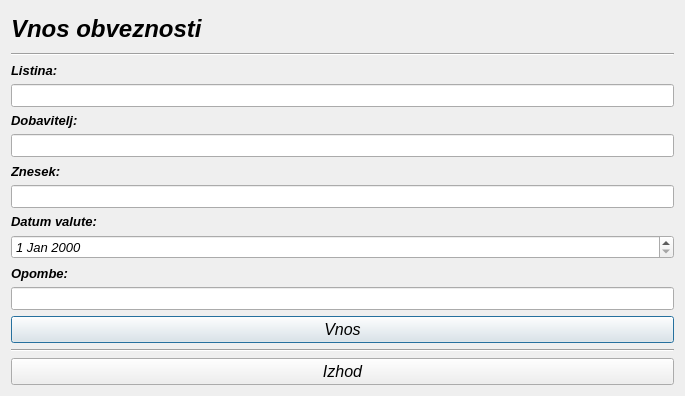
MaxMaxy/racun, file vnosobveznosti.ui: the form before one commit.
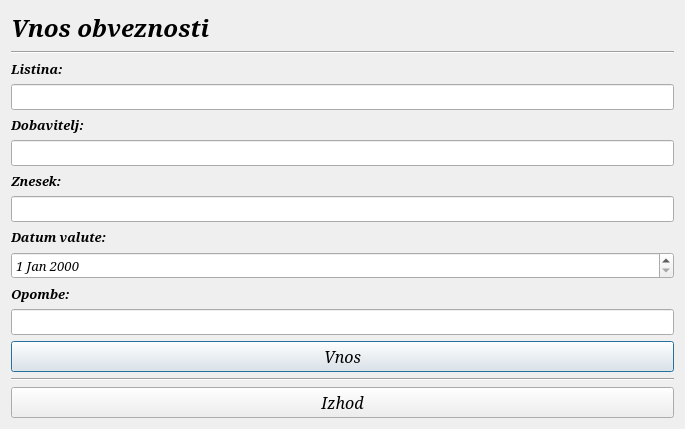
The form after the commit.

Diff of the .ui file:
```diff
--- a/vnosobveznosti.ui
+++ b/vnosobveznosti.ui
@@ -7,12 +7,12 @@
     <x>0</x>
     <y>0</y>
     <width>685</width>
-    <height>396</height>
+    <height>417</height>
    </rect>
   </property>
   <property name="font">
    <font>
-    <family>MS Sans Serif</family>
+    <family>Serif</family>
     <pointsize>10</pointsize>
     <italic>true</italic>
    </font>
@@ -27,7 +27,7 @@
       <widget class="QLabel" name="label">
        <property name="font">
         <font>
-         <family>MS Sans Serif</family>
+         <family>Serif</family>
          <pointsize>18</pointsize>
          <weight>75</weight>
          <italic>true</italic>
@@ -43,6 +43,7 @@
       <widget class="Line" name="line">
        <property name="font">
         <font>
+         <family>Serif</family>
          <italic>true</italic>
         </font>
        </property>
@@ -59,7 +60,7 @@
       <widget class="QLabel" name="label_2">
        <property name="font">
         <font>
-         <family>MS Sans Serif</family>
+         <family>Serif</family>
          <pointsize>10</pointsize>
          <weight>75</weight>
          <italic>true</italic>
@@ -78,7 +79,7 @@
       <widget class="QLineEdit" name="lineEdit_listina">
        <property name="font">
         <font>
-         <family>MS Sans Serif</family>
+         <family>Serif</family>
          <pointsize>10</pointsize>
          <italic>true</italic>
         </font>
@@ -93,7 +94,7 @@
       <widget class="QLabel" name="label_3">
        <property name="font">
         <font>
-         <family>MS Sans Serif</family>
+         <family>Serif</family>
          <pointsize>10</pointsize>
          <weight>75</weight>
          <italic>true</italic>
@@ -112,7 +113,7 @@
       <widget class="QLineEdit" name="lineEdit_dobavitelj">
        <property name="font">
         <font>
-         <family>MS Sans Serif</family>
+         <family>Serif</family>
          <pointsize>10</pointsize>
          <italic>true</italic>
         </font>
@@ -127,7 +128,7 @@
       <widget class="QLabel" name="label_4">
        <property name="font">
         <font>
-         <family>MS Sans Serif</family>
+         <family>Serif</family>
          <pointsize>10</pointsize>
          <weight>75</weight>
          <italic>true</italic>
@@ -146,7 +147,7 @@
       <widget class="QLineEdit" name="lineEdit_znesek">
        <property name="font">
         <font>
-         <family>MS Sans Serif</family>
+         <family>Serif</family>
          <pointsize>10</pointsize>
          <italic>true</italic>
         </font>
@@ -161,7 +162,7 @@
       <widget class="QLabel" name="label_5">
        <property name="font">
         <font>
-         <family>MS Sans Serif</family>
+         <family>Serif</family>
          <pointsize>10</pointsize>
          <weight>75</weight>
          <italic>true</italic>
@@ -180,7 +181,7 @@
       <widget class="QDateEdit" name="dateEdit_valute">
        <property name="font">
         <font>
-         <family>MS Sans Serif</family>
+         <family>Serif</family>
          <pointsize>10</pointsize>
          <italic>true</italic>
         </font>
@@ -195,7 +196,7 @@
       <widget class="QLabel" name="label_8">
        <property name="font">
         <font>
-         <family>MS Sans Serif</family>
+         <family>Serif</family>
          <pointsize>10</pointsize>
          <weight>75</weight>
          <italic>true</italic>
@@ -214,7 +215,7 @@
       <widget class="QLineEdit" name="lineEdit_opombe">
        <property name="font">
         <font>
-         <family>MS Sans Serif</family>
+         <family>Serif</family>
          <pointsize>10</pointsize>
          <italic>true</italic>
         </font>
@@ -227,7 +228,7 @@
     <widget class="QPushButton" name="pushButton_vnos">
      <property name="font">
       <font>
-       <family>MS Sans Serif</family>
+       <family>Serif</family>
        <pointsize>12</pointsize>
        <italic>true</italic>
       </font>
@@ -243,6 +244,7 @@
       <widget class="Line" name="line_2">
        <property name="font">
         <font>
+         <family>Serif</family>
          <italic>true</italic>
         </font>
        </property>
@@ -255,7 +257,7 @@
       <widget class="QPushButton" name="pushButton_izhod">
        <property name="font">
         <font>
-         <family>MS Sans Serif</family>
+         <family>Serif</family>
          <pointsize>12</pointsize>
          <italic>true</italic>
         </font>
```
